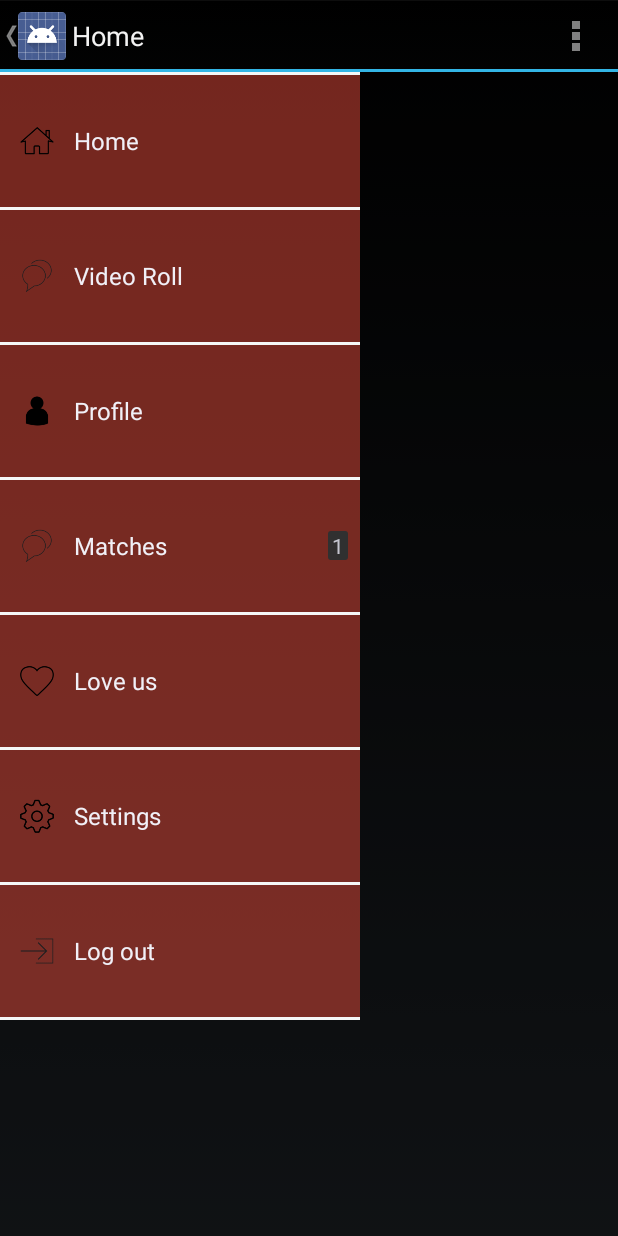
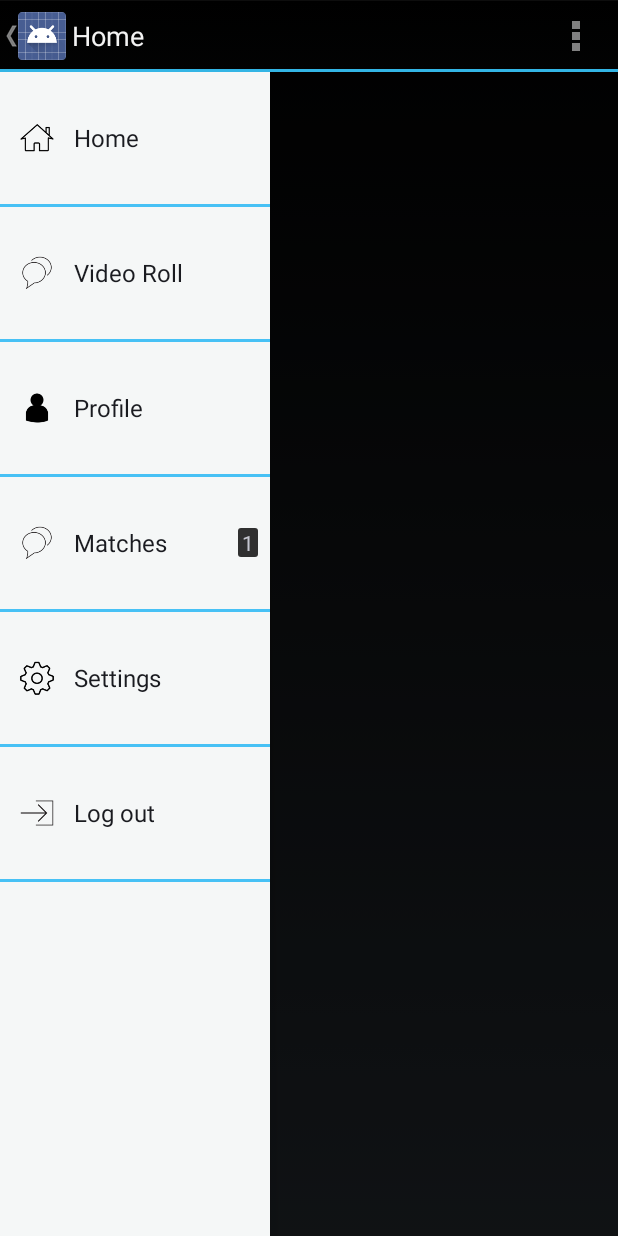
Before and after one commit to kebouh/Android-SitchozrApp-AndroidStudio, an Android app: the NavigationActivity screen opened directly, with no data from a screen before it, with the side drawer open, on a phone screen of 412 x 824 dp. Run offline under Robolectric (Android 15) with nearby library versions, the phone set to English and light mode, and no system bars; libraries missing offline, so code that uses them is left out: com.facebook, com.facebook.login; 5 statements that could not run were skipped.

Commit message:
fix bugs on navigation drawer + change color

```diff
--- a/app/src/main/java/activities/NavigationActivity.java
+++ b/app/src/main/java/activities/NavigationActivity.java
@@ -56,37 +56,18 @@ public class NavigationActivity extends Activity {
         setContentView(R.layout.activity_navigation);
 		Manager.setContext(this);
         mTitle = mDrawerTitle = getTitle();
-        // load slide menu items
         navMenuTitles = getResources().getStringArray(R.array.nav_drawer_items);
-        // nav drawer icons from resources
         navMenuIcons = getResources()
                 .obtainTypedArray(R.array.nav_drawer_icons);
-        //mRelativeLayout = (RelativeLayout) findViewById(R.id.relative_layout);
         mDrawerLayout = (DrawerLayout) findViewById(R.id.drawer_layout);
         mDrawerList = (ListView) findViewById(R.id.list_slidermenu);
-        // mDrawerLayout.add((ImageView)findViewById(R.id.icon));
         navDrawerItems = new ArrayList<NavDrawerItem>();
-        // adding nav drawer items to array
-        // Home
-        //navDrawerItems.add(new HeaderDrawerAdapter("Brian", R.drawable.koala));
         navDrawerItems.add(new NavDrawerItem(navMenuTitles[0], navMenuIcons.getResourceId(0, -1)));
-        navDrawerItems.add(new NavDrawerItem(navMenuTitles[1], navMenuIcons.getResourceId(0, -1)));
-        // Find People
-        navDrawerItems.add(new NavDrawerItem(navMenuTitles[2], navMenuIcons.getResourceId(1, -1)));
-        // Photos
-        navDrawerItems.add(new NavDrawerItem(navMenuTitles[3], navMenuIcons.getResourceId(2, -1)));
-        // Communities, Will add a counter here
-        //navDrawerItems.add(new NavDrawerItem(navMenuTitles[4], navMenuIcons.getResourceId(3, -1), true, String.valueOf(Manager.getMatchProfiles().size())));
-        navDrawerItems.add(new NavDrawerItem(navMenuTitles[4], navMenuIcons.getResourceId(3, -1), true, /*String.valueOf(Manager.getMatchProfiles().size())*/"1"));
-        // Pages
-        navDrawerItems.add(new NavDrawerItem(navMenuTitles[5], navMenuIcons.getResourceId(4, -1)));
-        // What's hot, We  will add a counter here
-        navDrawerItems.add(new NavDrawerItem(navMenuTitles[6], navMenuIcons.getResourceId(5, -1)));
-        navDrawerItems.add(new NavDrawerItem(navMenuTitles[7], navMenuIcons.getResourceId(6, -1)));
-        TextView icon = new TextView(this);
-        icon.setText("Tseeeest");
-        //mDrawerLayout.addView(icon);
-        // Recycle the typed array
+        navDrawerItems.add(new NavDrawerItem(navMenuTitles[1], navMenuIcons.getResourceId(1, -1)));
+        navDrawerItems.add(new NavDrawerItem(navMenuTitles[2], navMenuIcons.getResourceId(2, -1)));
+        navDrawerItems.add(new NavDrawerItem(navMenuTitles[3], navMenuIcons.getResourceId(3, -1), true, /*String.valueOf(Manager.getMatchProfiles().size())*/"1"));
+        navDrawerItems.add(new NavDrawerItem(navMenuTitles[4], navMenuIcons.getResourceId(4, -1)));
+        navDrawerItems.add(new NavDrawerItem(navMenuTitles[5], navMenuIcons.getResourceId(5, -1)));
         navMenuIcons.recycle();
         mDrawerList.setOnItemClickListener(new SlideMenuClickListener());
         // setting the nav drawer list adapter
@@ -117,7 +98,7 @@ public class NavigationActivity extends Activity {
 
         if (savedInstanceState == null) {
             // on first time display view for first nav item
-            displayView(1);
+            displayView(0);
         }
     }
 
@@ -189,28 +170,25 @@ public class NavigationActivity extends Activity {
      * */
     private void displayView(int position) {
         // update the main content by replacing fragments
-        Fragment fragment = new DiscoveryFragment();
+        Fragment fragment = null; //= new DiscoveryFragment();
         switch (position) {
 
-        case 1:
+        case 0:
             fragment = new DiscoveryFragment();
             break;
-        case 2:
+        case 1:
             fragment = new HomeFragment();
             break;
-        case 3:
+        case 2:
             fragment = new ProfileFragment();
             break;
-        case 4:
+        case 3:
             fragment = new MatchFragment();
             break;
-        case 5:
-            fragment = new HomeFragment();
-            break;
-        case 6:
+        case 4:
             fragment = new SettingFragment();
             break;
-        case 7:
+        case 5:
         	LoginManager.getInstance().logOut();
             Intent intent = new Intent(this, MainActivity.class);
     		startActivity(intent);
@@ -225,8 +203,6 @@ public class NavigationActivity extends Activity {
             FragmentManager fragmentManager = getFragmentManager();
             fragmentManager.beginTransaction()
                     .replace(R.id.frame_container, fragment).commit();
-
-            // update selected item and title, then close the drawer
             mDrawerList.setItemChecked(position, true);
             mDrawerList.setSelection(position);
             setTitle(navMenuTitles[position]);
--- a/app/src/main/java/slidingmenu/adapter/NavDrawerListAdapter.java
+++ b/app/src/main/java/slidingmenu/adapter/NavDrawerListAdapter.java
@@ -61,7 +61,7 @@ public class NavDrawerListAdapter extends BaseAdapter {
 	 */
 	@Override
 	public View getView(int position, View convertView, ViewGroup parent) {
-		if (position == 0) {
+		/*if (position == 0) {
 			if (convertView == null) {
 				LayoutInflater mInflater = (LayoutInflater) context
 						.getSystemService(Activity.LAYOUT_INFLATER_SERVICE);
@@ -79,7 +79,7 @@ public class NavDrawerListAdapter extends BaseAdapter {
 				display.getSize(size);
 				img.setLayoutParams(new RelativeLayout.LayoutParams(size.x, android.view.ViewGroup.LayoutParams.MATCH_PARENT));
 			}
-		} else {
+		} else {*/
 			if (convertView == null) {
 				LayoutInflater mInflater = (LayoutInflater) context
 						.getSystemService(Activity.LAYOUT_INFLATER_SERVICE);
@@ -103,7 +103,7 @@ public class NavDrawerListAdapter extends BaseAdapter {
 				// hide the counter view
 				txtCount.setVisibility(View.GONE);
 			}
-		}
+		//}
 		return convertView;
 	}
 
--- a/app/src/main/res/layout/activity_navigation.xml
+++ b/app/src/main/res/layout/activity_navigation.xml
@@ -10,18 +10,20 @@
         android:id="@+id/frame_container"
         android:layout_width="match_parent"
         android:layout_height="match_parent"
-         />
+
+        />
 
     <!-- Listview to display slider menu -->
 
     <ListView
         android:id="@+id/list_slidermenu"
-        android:layout_width="240dp"
+        android:layout_width="180dp"
         android:layout_height="match_parent"
         android:layout_gravity="start"
         android:choiceMode="singleChoice"
-        android:divider="@color/white_grey"
+        android:divider="@color/blue_auth"
         android:dividerHeight="2dp"
+        android:background="@color/white_grey"
         android:listSelector="@drawable/list_selector" />
 
 </android.support.v4.widget.DrawerLayout>
--- a/app/src/main/res/layout/drawer_list_item.xml
+++ b/app/src/main/res/layout/drawer_list_item.xml
@@ -2,8 +2,7 @@
 <RelativeLayout xmlns:android="http://schemas.android.com/apk/res/android"
     android:layout_width="match_parent"
     android:layout_height="48dp"
-    android:background="@color/asbestos"
-     >
+    >
 
     <ImageView
         android:id="@+id/icon"
@@ -27,7 +26,7 @@
         android:paddingRight="40dp"
         android:textAppearance="?android:attr/textAppearanceListItemSmall"
         style="AppBaseTheme"
-        android:textColor="?android:textColorPrimary" />
+        android:textColor="?android:textColorPrimaryInverse" />
 
     <TextView
         android:id="@+id/counter"
--- a/app/src/main/res/values/strings.xml
+++ b/app/src/main/res/values/strings.xml
@@ -19,12 +19,10 @@
 
     <!-- Nav Drawer Menu Items -->
     <string-array name="nav_drawer_items">
-        <item>picture</item>
         <item>Home</item>
         <item>Video Roll</item>
         <item>Profile</item>
         <item>Matches</item>
-        <item>Love us</item>
         <item>Settings</item>
         <item>Log out</item>
     </string-array>
@@ -36,7 +34,6 @@
         <item>@drawable/logochat</item>
         <item>@drawable/logoprofile</item>
         <item>@drawable/logochat</item>
-        <item>@drawable/logolike</item>
         <item>@drawable/logosettings</item>
         <item>@drawable/logologout</item>
     </array>
```
